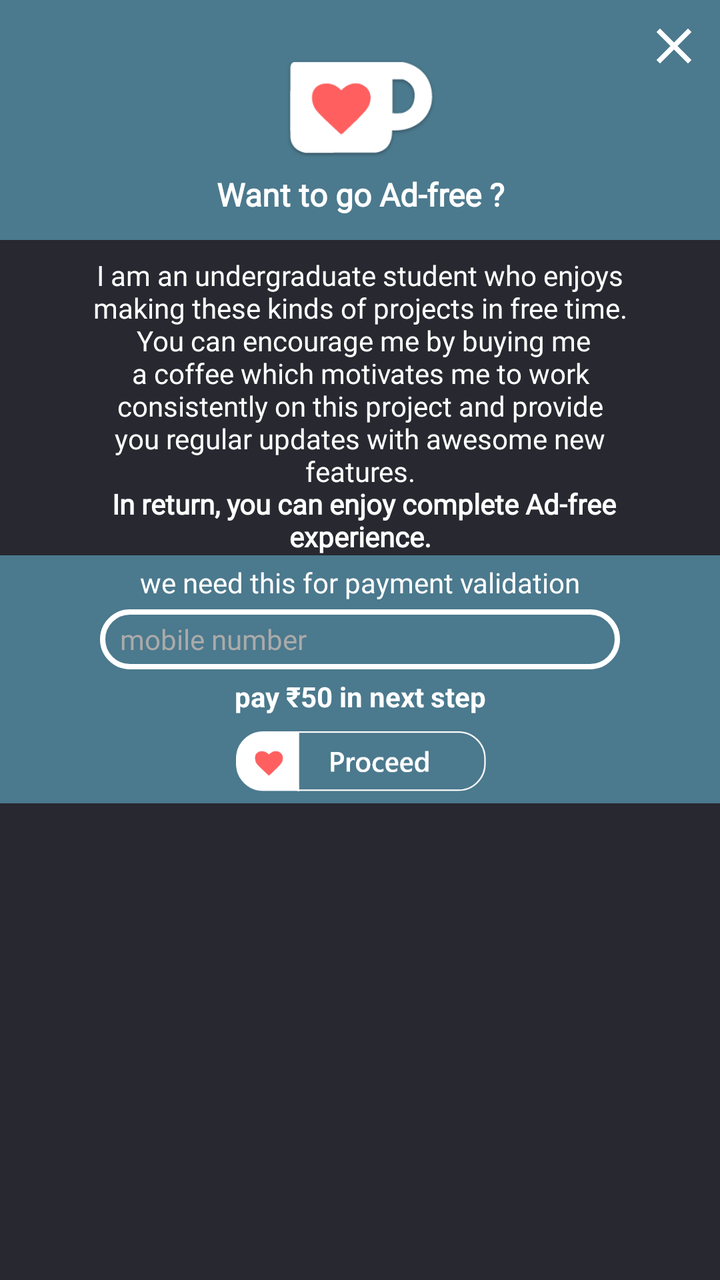
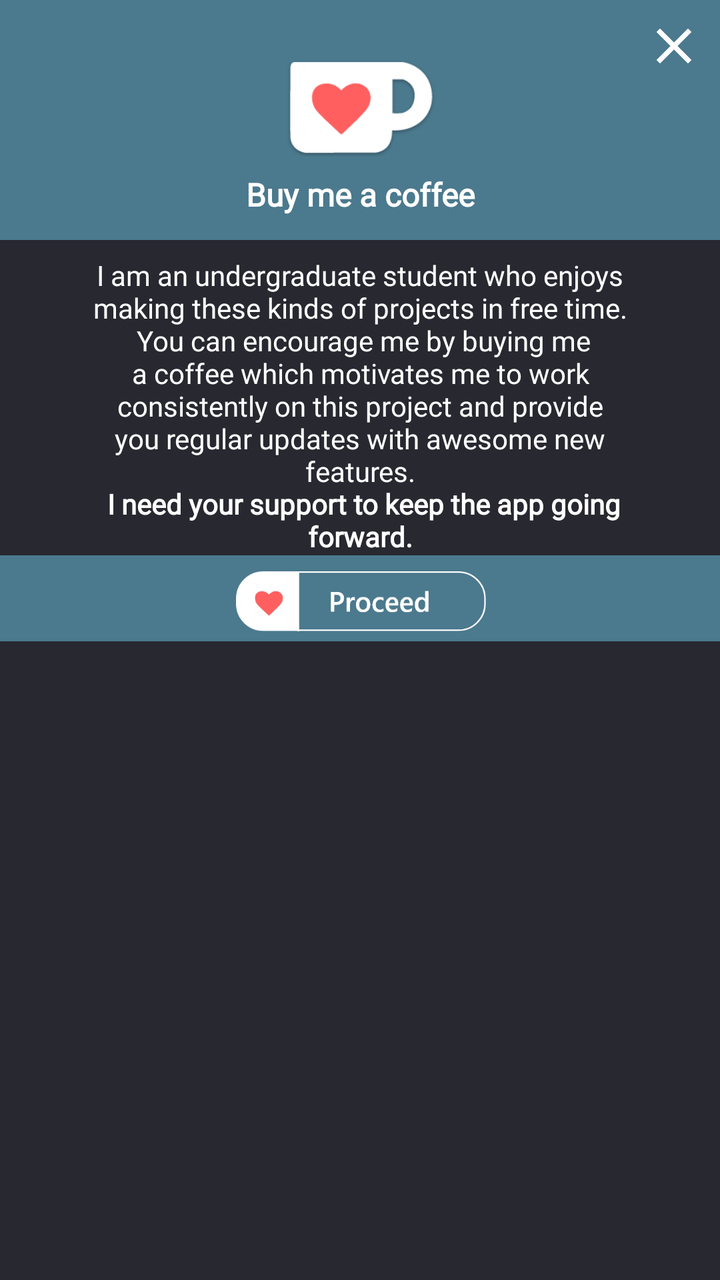

Before-and-after screenshots of an Android layout around one commit, followed by the original layout XML and the change that was made.
<!-- AndroidManifest.xml: application theme AppTheme.NoActionBar -->
<!-- res/layout/custom_dialog_coffee.xml -->
<?xml version="1.0" encoding="utf-8"?>
<androidx.constraintlayout.widget.ConstraintLayout xmlns:android="http://schemas.android.com/apk/res/android"
    xmlns:app="http://schemas.android.com/apk/res-auto"
    xmlns:tools="http://schemas.android.com/tools"
    android:layout_width="wrap_content"
    android:layout_height="wrap_content"
    android:background="@color/darkAccent">

    <TextView
        android:id="@+id/textView30"
        android:layout_width="0dp"
        android:layout_height="120dp"
        android:background="#4B798D"
        app:layout_constraintEnd_toEndOf="parent"
        app:layout_constraintHorizontal_bias="0.0"
        app:layout_constraintStart_toStartOf="parent"
        app:layout_constraintTop_toTopOf="parent" />

    <ImageView
        android:id="@+id/imageView4"
        android:layout_width="wrap_content"
        android:layout_height="50dp"
        android:layout_marginStart="8dp"
        android:layout_marginTop="8dp"
        android:layout_marginEnd="8dp"
        app:layout_constraintBottom_toBottomOf="@+id/textView30"
        app:layout_constraintEnd_toEndOf="parent"
        app:layout_constraintStart_toStartOf="parent"
        app:layout_constraintTop_toTopOf="@+id/textView30"
        app:layout_constraintVertical_bias="0.32999998"
        app:srcCompat="@drawable/ko_fi" />

    <TextView
        android:id="@+id/textView33"
        android:layout_width="270dp"

        android:layout_height="wrap_content"
        android:layout_marginStart="16dp"
        android:layout_marginTop="8dp"
        android:layout_marginEnd="16dp"
        android:fontFamily="@font/secular_one"
        android:gravity="center_horizontal|center"
        android:text="@string/but_me_coffee"
        android:textColor="@android:color/white"
        app:layout_constraintEnd_toEndOf="parent"
        app:layout_constraintStart_toStartOf="parent"
        app:layout_constraintTop_toBottomOf="@+id/textView30" />

    <ImageView
        android:id="@+id/btn_bak_dialog"
        android:layout_width="30dp"
        android:layout_height="30dp"
        android:layout_marginTop="8dp"
        android:layout_marginEnd="8dp"
        app:layout_constraintEnd_toEndOf="parent"
        app:layout_constraintTop_toTopOf="parent"
        app:srcCompat="@drawable/ic_close_black_24dp" />

    <TextView
        android:id="@+id/textView34"
        android:layout_width="0dp"
        android:layout_height="0dp"
        android:background="#4B798D"
        android:padding="10dp"
        app:layout_constraintBottom_toBottomOf="@+id/textView35"
        app:layout_constraintEnd_toEndOf="parent"
        app:layout_constraintHorizontal_bias="0.0"
        app:layout_constraintStart_toStartOf="parent"
        app:layout_constraintTop_toTopOf="@+id/rg_dialog"
        app:layout_constraintVertical_bias="1.0" />

    <RadioGroup
        android:id="@+id/rg_dialog"
        android:layout_width="wrap_content"
        android:layout_height="wrap_content"
        android:layout_marginStart="8dp"
        android:layout_marginTop="16dp"
        android:layout_marginEnd="8dp"
        android:orientation="horizontal"
        android:visibility="gone"
        app:layout_constraintEnd_toEndOf="parent"
        app:layout_constraintStart_toStartOf="parent"
        app:layout_constraintTop_toBottomOf="@+id/textView33">

        <RadioButton
            android:id="@+id/radioButton"
            android:layout_width="wrap_content"
            android:layout_height="wrap_content"
            android:layout_marginRight="10dp"
            android:layout_weight="1"
            android:buttonTint="@android:color/white"
            android:fontFamily="@font/abel"
            android:tag="25"
            android:text="₹25 (M)"
            android:textColor="@android:color/white" />

        <RadioButton
            android:id="@+id/radioButton2"
            android:layout_width="wrap_content"
            android:layout_height="wrap_content"
            android:layout_marginLeft="5dp"
            android:layout_marginRight="5dp"
            android:layout_weight="1"
            android:buttonTint="@android:color/white"
            android:checked="true"
            android:tag="55"
            android:text="₹55 (L)"
            android:textColor="@android:color/white" />

        <RadioButton
            android:id="@+id/radioButton3"
            android:layout_width="wrap_content"
            android:layout_height="wrap_content"
            android:layout_marginLeft="10dp"
            android:layout_weight="1"
            android:buttonTint="@android:color/white"
            android:tag="85"
            android:text="₹85 (XL)"
            android:textColor="@android:color/white" />
    </RadioGroup>

    <Button
        android:id="@+id/btn_proceed_dialog"
        android:layout_width="125dp"
        android:layout_height="30dp"
        android:layout_marginStart="8dp"
        android:layout_marginTop="8dp"
        android:layout_marginEnd="8dp"
        android:background="@drawable/btn_cofe"
        app:layout_constraintEnd_toEndOf="parent"
        app:layout_constraintHorizontal_bias="0.503"
        app:layout_constraintStart_toStartOf="parent"
        app:layout_constraintTop_toBottomOf="@+id/dialog_tv_pay50" />

    <TextView
        android:id="@+id/textView35"
        android:layout_width="0dp"
        android:layout_height="1dp"
        android:layout_marginStart="8dp"
        android:layout_marginTop="5dp"
        android:layout_marginEnd="8dp"
        app:layout_constraintEnd_toEndOf="parent"
        app:layout_constraintStart_toStartOf="parent"
        app:layout_constraintTop_toBottomOf="@+id/btn_proceed_dialog" />

    <TextView
        android:id="@+id/textView18"
        android:layout_width="wrap_content"
        android:layout_height="wrap_content"
        android:layout_marginStart="8dp"
        android:layout_marginTop="8dp"
        android:layout_marginEnd="8dp"
        android:fontFamily="@font/roboto_medium"
        android:text="Want to go Ad-free ?"
        android:textColor="@android:color/white"
        android:textSize="16sp"
        android:textStyle="bold"
        app:layout_constraintEnd_toEndOf="parent"
        app:layout_constraintHorizontal_bias="0.502"
        app:layout_constraintStart_toStartOf="parent"
        app:layout_constraintTop_toBottomOf="@+id/imageView4" />

    <EditText
        android:id="@+id/et_payment_dialog"
        android:layout_width="0dp"
        android:layout_height="30dp"
        android:layout_marginStart="50dp"
        android:layout_marginTop="4dp"
        android:layout_marginEnd="50dp"
        android:background="@drawable/curvature"
        android:ems="10"
        android:maxLength="10"
        android:fontFamily="@font/roboto_medium"
        android:hint="mobile number"
        android:inputType="phone"
        android:paddingLeft="10dp"
        android:textColor="@color/darkAccent"
        android:textColorHint="@android:color/darker_gray"
        android:textSize="14sp"
        app:layout_constraintEnd_toEndOf="parent"
        app:layout_constraintHorizontal_bias="0.0"
        app:layout_constraintStart_toStartOf="parent"
        app:layout_constraintTop_toBottomOf="@+id/textView28" />

    <TextView
        android:id="@+id/textView28"
        android:layout_width="0dp"
        android:layout_height="wrap_content"
        android:layout_marginStart="8dp"
        android:layout_marginTop="4dp"
        android:layout_marginEnd="8dp"
        android:fontFamily="@font/roboto_medium"
        android:text="we need this for payment validation"
        android:textAlignment="center"
        android:textColor="@android:color/white"
        app:layout_constraintEnd_toEndOf="parent"
        app:layout_constraintStart_toStartOf="parent"
        app:layout_constraintTop_toBottomOf="@+id/textView33" />

    <TextView
        android:id="@+id/dialog_tv_pay50"
        android:layout_width="0dp"
        android:layout_height="wrap_content"
        android:layout_marginStart="8dp"
        android:layout_marginTop="4dp"
        android:layout_marginEnd="8dp"
        android:text="pay ₹50 in next step"
        android:textAlignment="center"
        android:textColor="@android:color/white"
        android:textStyle="bold"
        app:layout_constraintEnd_toEndOf="parent"
        app:layout_constraintStart_toStartOf="@+id/textView34"
        app:layout_constraintTop_toBottomOf="@+id/et_payment_dialog" />

</androidx.constraintlayout.widget.ConstraintLayout>
<!-- resources referenced by this layout -->
<resources>
  <color name="darkAccent">#282830</color>
  <!-- drawable btn_cofe: png bitmap (drawable, 21008 bytes) -->
  <!-- drawable curvature (drawable) -->
  <?xml version="1.0" encoding="utf-8"?>
  <shape xmlns:android="http://schemas.android.com/apk/res/android"
      android:shape="rectangle">
      <corners android:radius="25dp" />
      <stroke android:width="8px" android:color="#fff" />
  </shape>
  <!-- drawable ic_close_black_24dp (drawable) -->
  <vector android:height="24dp" android:tint="#FFFFFF"
      android:viewportHeight="24.0" android:viewportWidth="24.0"
      android:width="24dp" xmlns:android="http://schemas.android.com/apk/res/android">
      <path android:fillColor="#FF000000" android:pathData="M19,6.41L17.59,5 12,10.59 6.41,5 5,6.41 10.59,12 5,17.59 6.41,19 12,13.41 17.59,19 19,17.59 13.41,12z"/>
  </vector>
  <!-- drawable ko_fi: png bitmap (drawable, 5628 bytes) -->
  <string name="but_me_coffee">I am an undergraduate student who enjoys making these kinds of
          projects in free time.\n
          You can encourage me by buying me a coffee which motivates me to work consistently on this project and
          provide you regular updates with awesome new features.\n
          <b>In return, you can enjoy complete Ad-free experience.</b>
      </string>
  <style name="AppTheme.NoActionBar">
          <item name="windowActionBar">false</item>
          <item name="windowNoTitle">true</item>
      </style>
</resources>

<!-- the commit's change to res/layout/custom_dialog_coffee.xml (unified diff, before → after) -->
@@ -137,11 +137,11 @@
         android:layout_width="0dp"
         android:layout_height="1dp"
         android:layout_marginStart="8dp"
-        android:layout_marginTop="5dp"
-        android:layout_marginEnd="8dp"
-        app:layout_constraintEnd_toEndOf="parent"
-        app:layout_constraintStart_toStartOf="parent"
-        app:layout_constraintTop_toBottomOf="@+id/btn_proceed_dialog" />
+        android:layout_marginTop="4dp"
+        android:layout_marginEnd="8dp"
+        app:layout_constraintEnd_toEndOf="parent"
+        app:layout_constraintStart_toStartOf="parent"
+        app:layout_constraintTop_toBottomOf="@+id/tv_coffee_already" />
 
     <TextView
         android:id="@+id/textView18"
@@ -151,7 +151,7 @@
         android:layout_marginTop="8dp"
         android:layout_marginEnd="8dp"
         android:fontFamily="@font/roboto_medium"
-        android:text="Want to go Ad-free ?"
+        android:text="Buy me a coffee"
         android:textColor="@android:color/white"
         android:textSize="16sp"
         android:textStyle="bold"
@@ -169,14 +169,15 @@
         android:layout_marginEnd="50dp"
         android:background="@drawable/curvature"
         android:ems="10"
-        android:maxLength="10"
         android:fontFamily="@font/roboto_medium"
         android:hint="mobile number"
         android:inputType="phone"
+        android:maxLength="10"
         android:paddingLeft="10dp"
         android:textColor="@color/darkAccent"
         android:textColorHint="@android:color/darker_gray"
         android:textSize="14sp"
+        android:visibility="gone"
         app:layout_constraintEnd_toEndOf="parent"
         app:layout_constraintHorizontal_bias="0.0"
         app:layout_constraintStart_toStartOf="parent"
@@ -193,6 +194,7 @@
         android:text="we need this for payment validation"
         android:textAlignment="center"
         android:textColor="@android:color/white"
+        android:visibility="gone"
         app:layout_constraintEnd_toEndOf="parent"
         app:layout_constraintStart_toStartOf="parent"
         app:layout_constraintTop_toBottomOf="@+id/textView33" />
@@ -208,8 +210,26 @@
         android:textAlignment="center"
         android:textColor="@android:color/white"
         android:textStyle="bold"
+        android:visibility="gone"
         app:layout_constraintEnd_toEndOf="parent"
         app:layout_constraintStart_toStartOf="@+id/textView34"
         app:layout_constraintTop_toBottomOf="@+id/et_payment_dialog" />
 
+    <TextView
+        android:id="@+id/tv_coffee_already"
+        android:layout_width="0dp"
+        android:layout_height="wrap_content"
+        android:layout_marginStart="8dp"
+        android:layout_marginTop="4dp"
+        android:layout_marginEnd="8dp"
+        android:text="click here if you have already paid previously"
+        android:textAlignment="center"
+        android:textColor="@android:color/holo_blue_bright"
+        android:textSize="12sp"
+        android:textStyle="bold"
+        android:visibility="gone"
+        app:layout_constraintEnd_toEndOf="parent"
+        app:layout_constraintStart_toStartOf="parent"
+        app:layout_constraintTop_toBottomOf="@+id/btn_proceed_dialog" />
+
 </androidx.constraintlayout.widget.ConstraintLayout>
<!-- resource entries referenced after the edit -->
@@ -20,7 +20,7 @@
           projects in free time.\n
           You can encourage me by buying me a coffee which motivates me to work consistently on this project and
           provide you regular updates with awesome new features.\n
-          <b>In return, you can enjoy complete Ad-free experience.</b>
+          <b>I need your support to keep the app going forward.</b>
       </string>
   <style name="AppTheme.NoActionBar">
           <item name="windowActionBar">false</item>
